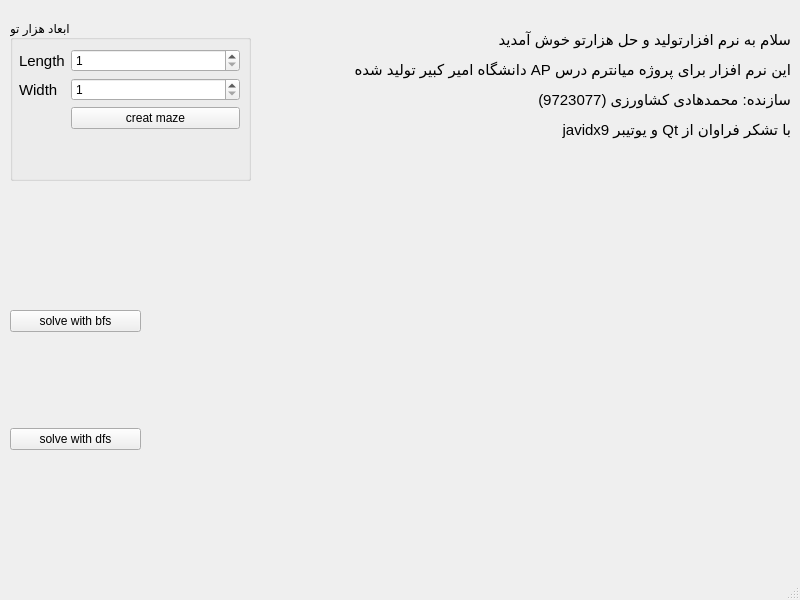
Old version of the form mainform.ui in the repository mohake-keshavarzi/Mohammad-Hadi-Keshavarzi.
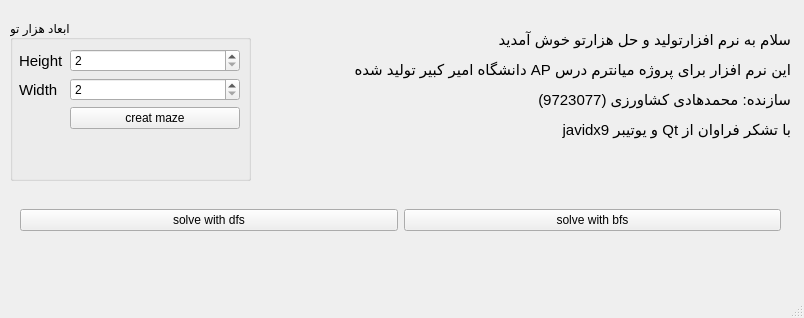
New version of the form.

Commit message: Maze class primary structure has benn set ---  Maze generation algorithm is not added yet

Patch:
```diff
--- a/mainform.ui
+++ b/mainform.ui
@@ -6,8 +6,8 @@
    <rect>
     <x>0</x>
     <y>0</y>
-    <width>800</width>
-    <height>600</height>
+    <width>804</width>
+    <height>318</height>
    </rect>
   </property>
   <property name="windowTitle">
@@ -27,32 +27,6 @@
      <string>&lt;html&gt;&lt;head/&gt;&lt;body dir=&quot;rtl&quot;&gt;&lt;p align=&quot;right&quot;&gt;&lt;span style=&quot; font-size:11pt;&quot;&gt;سلام به نرم افزارتولید و حل هزارتو خوش آمدید&lt;/span&gt;&lt;/p&gt;&lt;p align=&quot;right&quot;&gt;&lt;span style=&quot; font-size:11pt;&quot;&gt;این نرم افزار برای پروژه میانترم درس AP دانشگاه امیر کبیر تولید شده&lt;/span&gt;&lt;/p&gt;&lt;p align=&quot;right&quot;&gt;&lt;span style=&quot; font-size:11pt;&quot;&gt;سازنده: محمدهادی کشاورزی (9723077) &lt;/span&gt;&lt;/p&gt;&lt;p align=&quot;right&quot;&gt;&lt;span style=&quot; font-size:11pt;&quot;&gt;با تشکر فراوان از Qt و یوتیبر javidx9&lt;/span&gt;&lt;/p&gt;&lt;/body&gt;&lt;/html&gt;</string>
     </property>
    </widget>
-   <widget class="QWidget" name="verticalLayoutWidget">
-    <property name="geometry">
-     <rect>
-      <x>10</x>
-      <y>220</y>
-      <width>131</width>
-      <height>321</height>
-     </rect>
-    </property>
-    <layout class="QVBoxLayout" name="verticalLayout">
-     <item>
-      <widget class="QPushButton" name="bfs_sol_pb">
-       <property name="text">
-        <string>solve with bfs</string>
-       </property>
-      </widget>
-     </item>
-     <item>
-      <widget class="QPushButton" name="dfs_sol_pb">
-       <property name="text">
-        <string>solve with dfs</string>
-       </property>
-      </widget>
-     </item>
-    </layout>
-   </widget>
    <widget class="QGroupBox" name="dim_groupBox">
     <property name="geometry">
      <rect>
@@ -71,7 +45,7 @@
        <x>9</x>
        <y>29</y>
        <width>221</width>
-       <height>88</height>
+       <height>117</height>
       </rect>
      </property>
      <layout class="QFormLayout" name="formLayout">
@@ -86,7 +60,14 @@
          <number>1</number>
         </property>
         <property name="text">
-         <string>Length</string>
+         <string>Height</string>
+        </property>
+       </widget>
+      </item>
+      <item row="0" column="1">
+       <widget class="QSpinBox" name="height_spinBox">
+        <property name="minimum">
+         <number>2</number>
         </property>
        </widget>
       </item>
@@ -102,20 +83,6 @@
         </property>
        </widget>
       </item>
-      <item row="0" column="1">
-       <widget class="QSpinBox" name="length_spinBox">
-        <property name="minimum">
-         <number>1</number>
-        </property>
-       </widget>
-      </item>
-      <item row="1" column="1">
-       <widget class="QSpinBox" name="width_spinBox">
-        <property name="minimum">
-         <number>1</number>
-        </property>
-       </widget>
-      </item>
       <item row="2" column="1">
        <widget class="QPushButton" name="ceat_pb">
         <property name="text">
@@ -123,9 +90,42 @@
         </property>
        </widget>
       </item>
+      <item row="1" column="1">
+       <widget class="QSpinBox" name="width_spinBox">
+        <property name="minimum">
+         <number>2</number>
+        </property>
+       </widget>
+      </item>
      </layout>
     </widget>
    </widget>
+   <widget class="QWidget" name="horizontalLayoutWidget">
+    <property name="geometry">
+     <rect>
+      <x>20</x>
+      <y>180</y>
+      <width>761</width>
+      <height>80</height>
+     </rect>
+    </property>
+    <layout class="QHBoxLayout" name="horizontalLayout">
+     <item>
+      <widget class="QPushButton" name="dfs_sol_pb">
+       <property name="text">
+        <string>solve with dfs</string>
+       </property>
+      </widget>
+     </item>
+     <item>
+      <widget class="QPushButton" name="bfs_sol_pb">
+       <property name="text">
+        <string>solve with bfs</string>
+       </property>
+      </widget>
+     </item>
+    </layout>
+   </widget>
   </widget>
   <widget class="QMenuBar" name="menubar">
    <property name="geometry">
```
Left out of the diff: 7 changed lines with no effect on the pictures. The commit also changes 5 other files.
